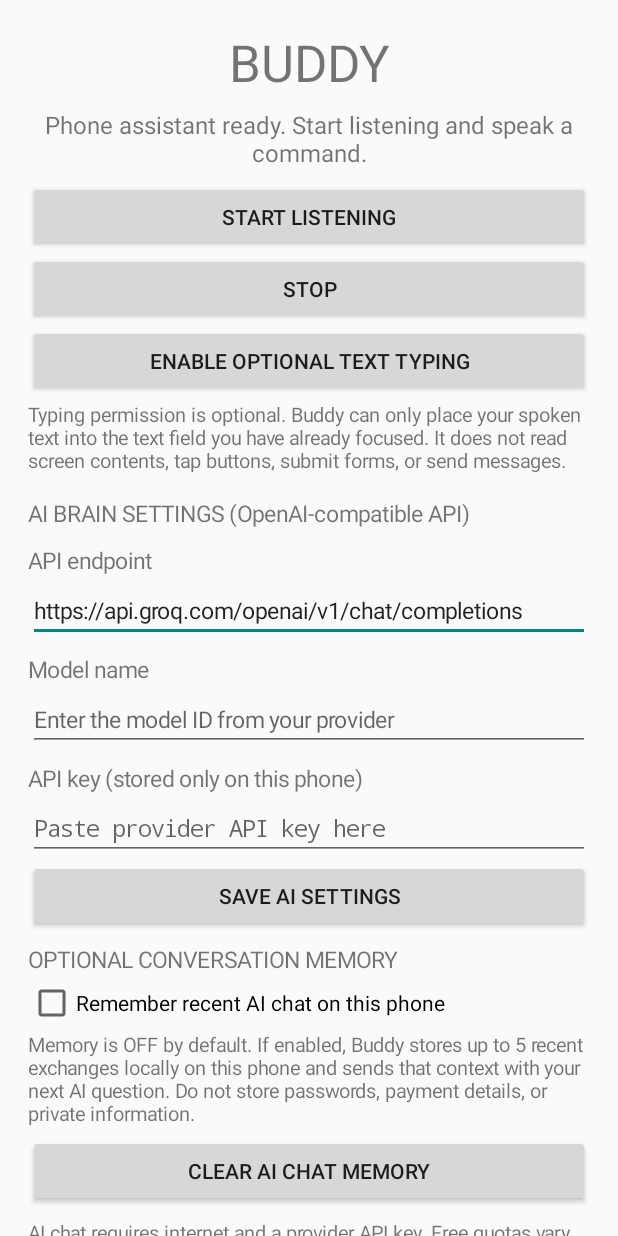
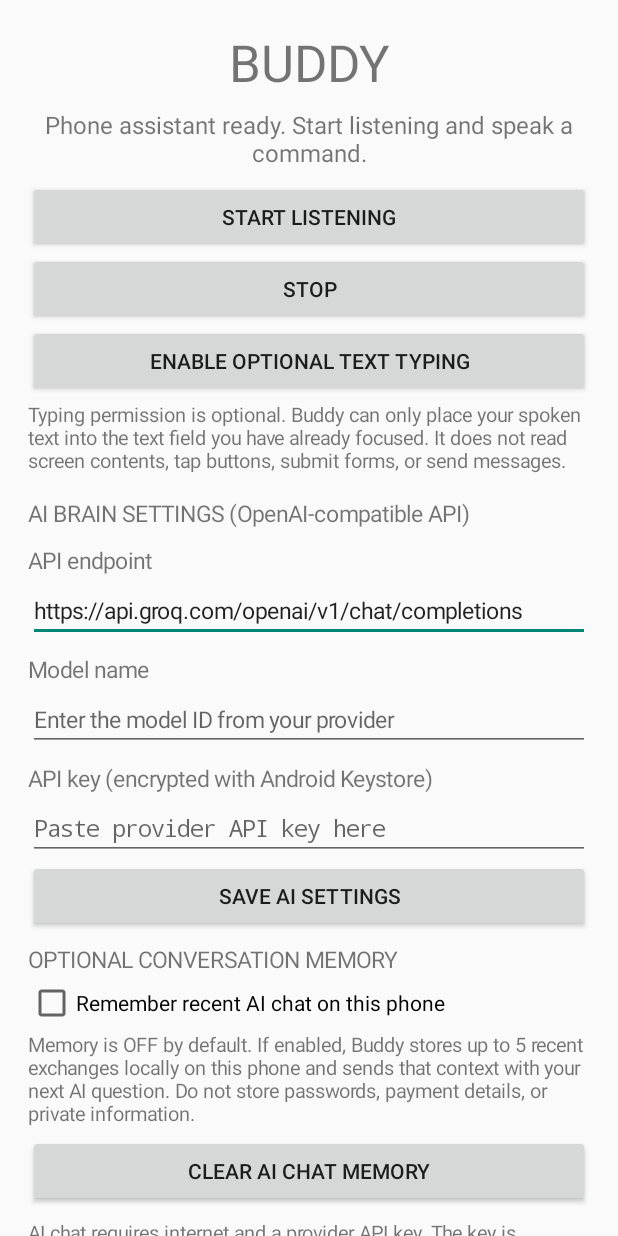
Before and after one commit to 9304848185aS/Buddy-4, an Android app: the screen it shows after launch (MainActivity), after a tap on "SAVE AI SETTINGS", on a phone screen of 412 x 824 dp. Run offline under Robolectric (Android 15) with nearby library versions, the phone set to English and light mode, and no system bars.

Commit message:
Store AI provider key encrypted on device

```diff
--- a/app/src/main/java/com/example/buddy/MainActivity.kt
+++ b/app/src/main/java/com/example/buddy/MainActivity.kt
@@ -94,9 +94,9 @@ class MainActivity : Activity() {
         modelInput = field("Enter the model ID from your provider",
             prefs.getString("model", "").orEmpty())
         content.addView(modelInput)
-        content.addView(label("API key (stored only on this phone)"))
+        content.addView(label("API key (encrypted with Android Keystore)"))
         keyInput = field("Paste provider API key here",
-            prefs.getString("api_key", "").orEmpty(),
+            SecureKeyStore.get(this),
             InputType.TYPE_CLASS_TEXT or InputType.TYPE_TEXT_VARIATION_PASSWORD)
         content.addView(keyInput)
         content.addView(Button(this).apply {
@@ -109,8 +109,13 @@ class MainActivity : Activity() {
                     Toast.makeText(this@MainActivity, "Use a secure https:// endpoint.", Toast.LENGTH_LONG).show()
                 } else {
                     prefs.edit().putString("endpoint", endpoint)
-                        .putString("model", model).putString("api_key", key)
+                        .putString("model", model)
+                        .remove("api_key")
                         .putBoolean("memory_enabled", memoryCheck.isChecked).apply()
+                    if (!SecureKeyStore.set(this@MainActivity, key)) {
+                        Toast.makeText(this@MainActivity, "API key सुरक्षित रूप से save नहीं हुई। दोबारा कोशिश करें।", Toast.LENGTH_LONG).show()
+                        return@setOnClickListener
+                    }
                     Toast.makeText(this@MainActivity, "AI settings saved on this phone.", Toast.LENGTH_SHORT).show()
                 }
             }
@@ -135,7 +140,7 @@ class MainActivity : Activity() {
             }
         })
         content.addView(TextView(this).apply {
-            text = "AI chat requires internet and a provider API key. Free quotas vary. Never share your key or commit it to GitHub. Voice commands for opening apps, settings, alarms and web search work without an AI key. Memory preference is saved when you tap SAVE AI SETTINGS."
+            text = "AI chat requires internet and a provider API key. The key is encrypted with Android Keystore on this phone; free quotas vary. Never share your key or commit it to GitHub. Voice commands for opening apps, settings, alarms and web search work without an AI key. Memory preference is saved when you tap SAVE AI SETTINGS."
             textSize = 13f
             setPadding(0, 12, 0, 16)
         })
```
